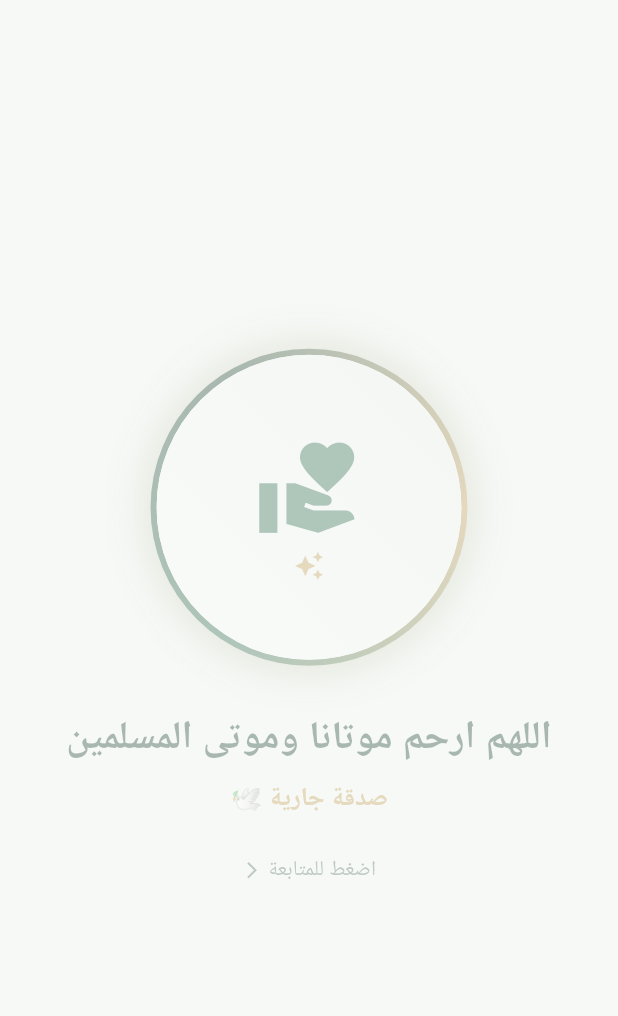
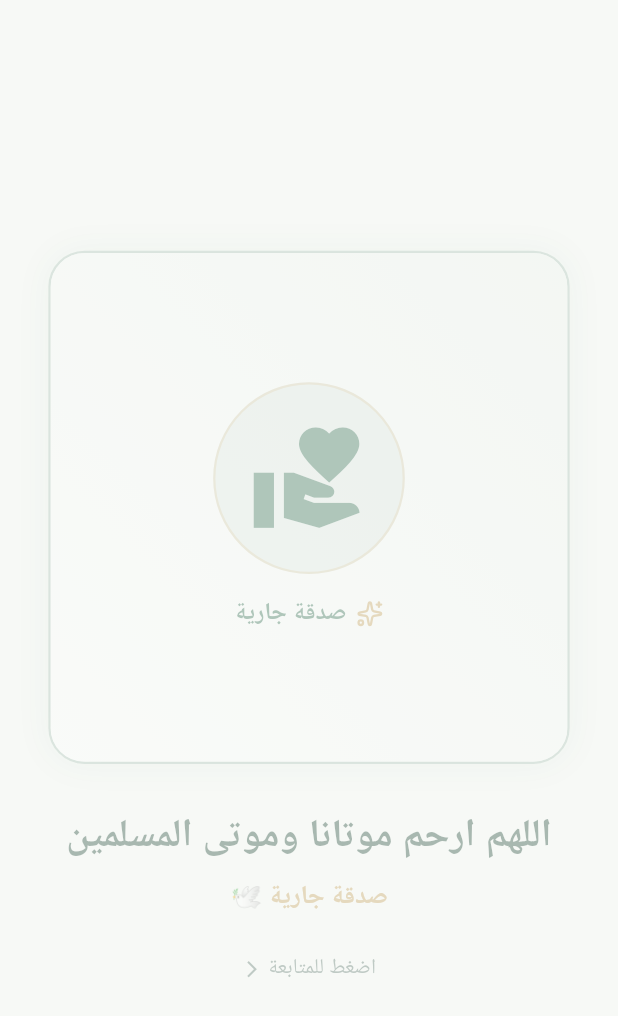
Before and after one commit to MohamedRefky/athkar_alarms, a Flutter app: the first screen one second after launch, on a phone screen of 412 x 824 dp. Shown: the top 1016 px of the screen. Run offline on Flutter 3.47's test engine with Material 3 defaults, Android fonts, the phone set to English and light mode, and no system bars; our stand-ins replace audioplayers, equatable, file_picker, flutter_bloc, flutter_local_notifications, flutter_screenutil and 6 more; Roboto replaces fonts that are missing (Zain).

Commit message:
feat: implement splash screen, shell layout, preference service, and initial setup sheet

```diff
--- a/lib/screens/shell_screen.dart
+++ b/lib/screens/shell_screen.dart
@@ -1,6 +1,7 @@
 import 'dart:async';
 
 import 'package:azkar/cubits/dua_state.dart';
+import 'package:azkar/services/preferences_service.dart';
 import 'package:flutter/material.dart';
 import 'package:flutter_bloc/flutter_bloc.dart';
 import 'package:flutter_screenutil/flutter_screenutil.dart';
@@ -44,8 +45,9 @@ class _ShellScreenState extends State<ShellScreen> {
   void _checkFirstTimeSetup() {
     WidgetsBinding.instance.addPostFrameCallback((_) {
       if (!mounted) return;
-      final settings = context.read<SettingsCubit>().state.settings;
-      if (settings.motherName.trim().isEmpty) {
+      final prefs = sl<PreferencesService>();
+      final alreadyDone = prefs.getHasCompletedInitialSetup();
+      if (!alreadyDone) {
         InitialSetupSheet.show(context);
       }
     });
--- a/lib/screens/splash_screen.dart
+++ b/lib/screens/splash_screen.dart
@@ -3,6 +3,7 @@ import 'dart:io';
 import 'package:flutter/material.dart';
 import 'package:flutter_bloc/flutter_bloc.dart';
 import 'package:flutter_screenutil/flutter_screenutil.dart';
+import 'package:lucide_icons_flutter/lucide_icons.dart';
 
 import '../app/app_colors.dart';
 import '../cubits/settings_cubit.dart';
@@ -114,38 +115,25 @@ class _SplashScreenState extends State<SplashScreen>
                           return Column(
                             children: [
                               Container(
-                                width: 210.r,
-                                height: 210.r,
+                                height: 340.h,
+                                width: double.infinity,
                                 decoration: BoxDecoration(
-                                  shape: BoxShape.circle,
-                                  gradient: SweepGradient(
-                                    colors: [
-                                      AppColors.accentGold,
-                                      AppColors.primary,
-                                      AppColors.primaryDark,
-                                      AppColors.accentGold,
-                                    ],
+                                  borderRadius: BorderRadius.circular(24.r),
+                                  border: Border.all(
+                                    color: AppColors.primary.withValues(alpha: 0.35),
+                                    width: 1.5,
                                   ),
                                   boxShadow: [
                                     BoxShadow(
-                                      color: AppColors.primary.withValues(alpha: isDark ? 0.5 : 0.25),
-                                      blurRadius: 28.r,
-                                      spreadRadius: 4.r,
-                                    ),
-                                    BoxShadow(
-                                      color: AppColors.accentGold.withValues(alpha: 0.3),
-                                      blurRadius: 18.r,
+                                      color: AppColors.primary
+                                          .withValues(alpha: isDark ? 0.35 : 0.12),
+                                      blurRadius: 20.r,
                                       spreadRadius: 1.r,
                                     ),
                                   ],
                                 ),
-                                padding: EdgeInsets.all(4.r),
-                                child: Container(
-                                  decoration: BoxDecoration(
-                                    shape: BoxShape.circle,
-                                    color: isDark ? AppColors.darkSurface : Colors.white,
-                                  ),
-                                  child: ClipOval(
+                                child: ClipRRect(
+                                  borderRadius: BorderRadius.circular(22.5.r),
                                   child: hasCustomFile
                                       ? Image.file(
                                           File(customPath),
@@ -155,31 +143,67 @@ class _SplashScreenState extends State<SplashScreen>
                                           filterQuality: FilterQuality.high,
                                         )
                                       : Container(
+                                          width: double.infinity,
+                                          height: double.infinity,
                                           decoration: BoxDecoration(
                                             gradient: LinearGradient(
                                               colors: isDark
-                                                    ? [const Color(0xFF1B382B), AppColors.darkSurface]
-                                                    : [AppColors.surfaceVariant, Colors.white],
+                                                  ? [
+                                                      const Color(0xFF1B382B),
+                                                      AppColors.darkSurface
+                                                    ]
+                                                  : [
+                                                      AppColors.surfaceVariant,
+                                                      Colors.white
+                                                    ],
                                               begin: Alignment.topRight,
                                               end: Alignment.bottomLeft,
                                             ),
                                           ),
                                           child: Column(
-                                              mainAxisAlignment: MainAxisAlignment.center,
+                                            mainAxisAlignment:
+                                                MainAxisAlignment.center,
+                                            children: [
+                                              Container(
+                                                padding: EdgeInsets.all(22.r),
+                                                decoration: BoxDecoration(
+                                                  shape: BoxShape.circle,
+                                                  color: AppColors.primary
+                                                      .withValues(alpha: 0.12),
+                                                  border: Border.all(
+                                                    color: AppColors.accentGold
+                                                        .withValues(alpha: 0.4),
+                                                    width: 1.5,
+                                                  ),
+                                                ),
+                                                child: Icon(
+                                                  Icons.volunteer_activism,
+                                                  size: 80.r,
+                                                  color: AppColors.primary,
+                                                ),
+                                              ),
+                                              SizedBox(height: 14.h),
+                                              Row(
+                                                mainAxisSize: MainAxisSize.min,
                                                 children: [
                                                   Icon(
-                                                  Icons.volunteer_activism,
-                                                  size: 72.r,
+                                                    LucideIcons.sparkles,
+                                                    size: 18.r,
+                                                    color: AppColors.accentGold,
+                                                  ),
+                                                  SizedBox(width: 6.w),
+                                                  Text(
+                                                    'صدقة جارية',
+                                                    style: TextStyle(
+                                                      fontSize: 16.sp,
+                                                      fontWeight:
+                                                          FontWeight.bold,
                                                       color: AppColors.primary,
                                                     ),
-                                                SizedBox(height: 6.h),
-                                                Icon(
-                                                  Icons.auto_awesome,
-                                                  size: 20.r,
-                                                  color: AppColors.accentGold,
                                                   ),
                                                 ],
                                               ),
+                                            ],
                                           ),
                                         ),
                                 ),
--- a/lib/services/preferences_service.dart
+++ b/lib/services/preferences_service.dart
@@ -25,8 +25,17 @@ class PreferencesService {
   static const String keyCustomSplashImagePath = 'custom_splash_image_path';
   static const String keyCustomAudioMap = 'custom_audio_map';
   static const String keyLastDuaId = 'last_dua_id';
+  static const String keyHasCompletedInitialSetup = 'has_completed_initial_setup';
 
   PreferencesService(this._prefs);
+
+  bool getHasCompletedInitialSetup() {
+    return _prefs.getBool(keyHasCompletedInitialSetup) ?? false;
+  }
+
+  Future<void> setHasCompletedInitialSetup(bool value) async {
+    await _prefs.setBool(keyHasCompletedInitialSetup, value);
+  }
 
   SettingsModel getSettings() {
     final motherName =
--- a/lib/widgets/initial_setup_sheet.dart
+++ b/lib/widgets/initial_setup_sheet.dart
@@ -1,4 +1,7 @@
 import 'dart:io';
+
+import 'package:azkar/services/preferences_service.dart';
+import 'package:azkar/services/service_locator.dart';
 import 'package:file_picker/file_picker.dart';
 import 'package:flutter/material.dart';
 import 'package:flutter_bloc/flutter_bloc.dart';
@@ -87,7 +90,7 @@ class _InitialSetupSheetState extends State<InitialSetupSheet> {
     }
   }
 
-  void _saveAndClose() {
+  void _saveAndClose() async {
     final name = _nameController.text.trim();
     final settingsCubit = context.read<SettingsCubit>();
 
@@ -97,6 +100,10 @@ class _InitialSetupSheetState extends State<InitialSetupSheet> {
     // Update image
     settingsCubit.updateCustomSplashImagePath(_pickedImagePath);
 
+    // Mark first time setup as completed so it NEVER shows again
+    final prefs = sl<PreferencesService>();
+    await prefs.setHasCompletedInitialSetup(true);
+
     // Reschedule notifications with new name/image
     final duaCubit = context.read<DuaCubit>();
     settingsCubit.rescheduleNotifications(
@@ -105,6 +112,7 @@ class _InitialSetupSheetState extends State<InitialSetupSheet> {
       onlyIfEmpty: false,
     );
 
+    if (mounted) {
       Navigator.pop(context);
 
       ScaffoldMessenger.of(context).showSnackBar(
@@ -130,6 +138,15 @@ class _InitialSetupSheetState extends State<InitialSetupSheet> {
           ),
         ),
       );
+    }
+  }
+
+  void _skipAndClose() async {
+    final prefs = sl<PreferencesService>();
+    await prefs.setHasCompletedInitialSetup(true);
+    if (mounted) {
+      Navigator.pop(context);
+    }
   }
 
   @override
@@ -208,7 +225,9 @@ class _InitialSetupSheetState extends State<InitialSetupSheet> {
             textAlign: TextAlign.center,
             style: TextStyle(
               fontSize: 13.sp,
-              color: isDark ? AppColors.darkTextSecondary : AppColors.textSecondary,
+              color: isDark
+                  ? AppColors.darkTextSecondary
+                  : AppColors.textSecondary,
               height: 1.4,
             ),
           ),
@@ -225,15 +244,18 @@ class _InitialSetupSheetState extends State<InitialSetupSheet> {
             ),
             decoration: InputDecoration(
               hintText: 'اسم المتوفى (مثال: أمي فاطمة / أبي أحمد)...',
-              hintStyle: TextStyle(fontSize: 13.5.sp, color: AppColors.textHint),
+              hintStyle:
+                  TextStyle(fontSize: 13.5.sp, color: AppColors.textHint),
               prefixIcon: Icon(
                 LucideIcons.userCheck,
                 color: AppColors.primary,
                 size: 20.r,
               ),
               filled: true,
-              fillColor: isDark ? AppColors.darkBackground : AppColors.surfaceVariant,
-              contentPadding: EdgeInsets.symmetric(horizontal: 16.w, vertical: 14.h),
+              fillColor:
+                  isDark ? AppColors.darkBackground : AppColors.surfaceVariant,
+              contentPadding:
+                  EdgeInsets.symmetric(horizontal: 16.w, vertical: 14.h),
               border: OutlineInputBorder(
                 borderRadius: BorderRadius.circular(16.r),
                 borderSide: BorderSide(
@@ -265,7 +287,9 @@ class _InitialSetupSheetState extends State<InitialSetupSheet> {
               width: double.infinity,
               padding: EdgeInsets.all(14.r),
               decoration: BoxDecoration(
-                color: isDark ? AppColors.darkBackground : AppColors.surfaceVariant,
+                color: isDark
+                    ? AppColors.darkBackground
+                    : AppColors.surfaceVariant,
                 borderRadius: BorderRadius.circular(20.r),
                 border: Border.all(
                   color: (hasImage ? AppColors.primary : AppColors.accentGold)
@@ -307,7 +331,9 @@ class _InitialSetupSheetState extends State<InitialSetupSheet> {
                       crossAxisAlignment: CrossAxisAlignment.start,
                       children: [
                         Text(
-                          hasImage ? 'تم اختيار صورة الفقيد ✨' : 'إضافة صورة للمتوفى (اختياري) 🖼️',
+                          hasImage
+                              ? 'تم اختيار صورة الفقيد ✨'
+                              : 'إضافة صورة للمتوفى (اختياري) 🖼️',
                           style: TextStyle(
                             fontSize: 14.sp,
                             fontWeight: FontWeight.bold,
@@ -331,7 +357,8 @@ class _InitialSetupSheetState extends State<InitialSetupSheet> {
                   ),
                   if (hasImage)
                     IconButton(
-                      icon: Icon(LucideIcons.x, color: AppColors.error, size: 20.r),
+                      icon: Icon(LucideIcons.x,
+                          color: AppColors.error, size: 20.r),
                       onPressed: () {
                         setState(() {
                           _pickedImagePath = null;
@@ -380,7 +407,7 @@ class _InitialSetupSheetState extends State<InitialSetupSheet> {
 
           // Secondary Skip Button
           TextButton(
-            onPressed: () => Navigator.pop(context),
+            onPressed: _skipAndClose,
             child: Text(
               'المتابعة كصدقة عامة والتعديل لاحقاً',
               style: TextStyle(
```
Lines whose indentation alone changed are shown as unchanged.
